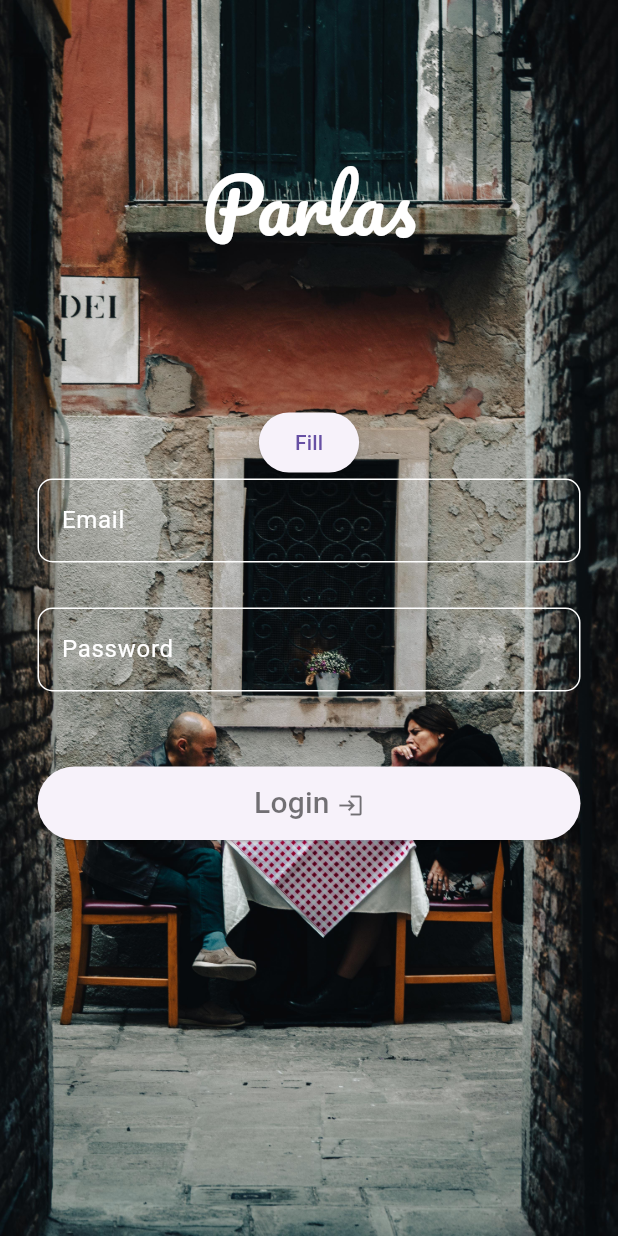
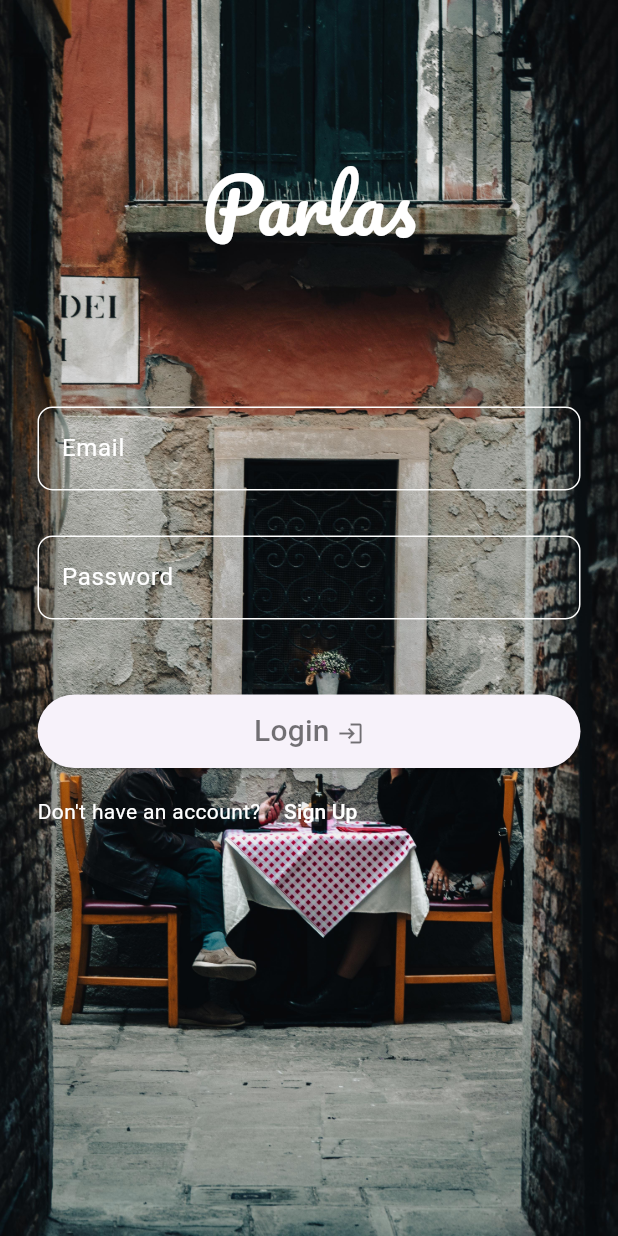
Before and after one commit to GA9BR1/parlas_app, a Flutter app: the screen it shows after launch, on a phone screen of 412 x 824 dp. Run offline on Flutter 3.47's test engine with Material 3 defaults, Android fonts, the light colour scheme and no system bars; our stand-ins replace go_router, google_fonts, like_button, shared_preferences.

Commit message:
Wip implementação tela de signUp

```diff
--- a/lib/login_screen.dart
+++ b/lib/login_screen.dart
@@ -3,6 +3,7 @@ import 'package:go_router/go_router.dart';
 import 'package:google_fonts/google_fonts.dart';
 import 'package:project_study/auth_provider.dart';
 import 'package:provider/provider.dart';
+import 'package:project_study/widgets/text_field.dart' as custom;
 
 class LoginScreen extends StatefulWidget {
   const LoginScreen({super.key});
@@ -42,6 +43,10 @@ class _LoginScreenState extends State<LoginScreen> {
 
   @override
   Widget build(BuildContext context) {
+    precacheImage(
+      const AssetImage("lib/images/login_background.jpg"),
+      context,
+    );
     return Container(
       decoration: const BoxDecoration(
         image: DecorationImage(
@@ -54,6 +59,8 @@ class _LoginScreenState extends State<LoginScreen> {
           body: SingleChildScrollView(
             child: SafeArea(
               child: Center(
+                  child: Container(
+                padding: const EdgeInsets.symmetric(horizontal: 25),
                 child: Column(
                   children: [
                     const SizedBox(height: 100),
@@ -62,59 +69,31 @@ class _LoginScreenState extends State<LoginScreen> {
                             fontSize: 50, color: Colors.white)),
                     const SizedBox(height: 100),
                     Form(
-                      child: Container(
-                    padding: const EdgeInsets.symmetric(horizontal: 25),
                         child: Column(children: [
-                      ElevatedButton(
-                          onPressed: fill, child: const Text("Fill")),
-                      LoginField(
+                      custom.TextField(
                           controller: emailController, hintText: 'Email'),
                       const SizedBox(height: 30),
-                      LoginField(
+                      custom.TextField(
                           controller: passwordController, hintText: 'Password'),
                       const SizedBox(height: 50),
                       LoginButton(signIn: signIn),
-                    ]),
-                  ))
+                    ])),
+                    const SizedBox(height: 5),
+                    Row(
+                      mainAxisAlignment: MainAxisAlignment.start,
+                      children: [
+                        const Text("Don't have an account? ",
+                            style: TextStyle(color: Colors.white)),
+                        TextButton(
+                            onPressed: () => context.go('/signup'),
+                            child: const Text("Sign Up",
+                                style: TextStyle(color: Colors.white))),
                       ],
+                    ),
+                  ],
+                ),
               )),
             ),
-          )),
-    );
-  }
-}
-
-class LoginField extends StatelessWidget {
-  const LoginField({
-    super.key,
-    required this.controller,
-    required this.hintText,
-  });
-
-  final TextEditingController controller;
-  final String hintText;
-
-  @override
-  Widget build(BuildContext context) {
-    return TextFormField(
-      controller: controller,
-      cursorColor: Colors.white,
-      obscureText: hintText == 'Password' ? true : false,
-      style: const TextStyle(
-          color: Colors.white,
-          decoration: TextDecoration.none,
-          decorationThickness: 0),
-      textInputAction: TextInputAction.next,
-      decoration: InputDecoration(
-          hintText: hintText,
-          hintStyle: const TextStyle(color: Colors.white),
-          focusedBorder: const OutlineInputBorder(
-            borderRadius: BorderRadius.all(Radius.circular(10)),
-            borderSide: BorderSide(color: Colors.white),
-          ),
-          enabledBorder: const OutlineInputBorder(
-            borderRadius: BorderRadius.all(Radius.circular(10)),
-            borderSide: BorderSide(color: Colors.white),
           )),
     );
   }
--- a/lib/router.dart
+++ b/lib/router.dart
@@ -2,6 +2,7 @@ import 'package:go_router/go_router.dart';
 import 'package:project_study/auth_provider.dart';
 import 'package:project_study/home_screen.dart';
 import 'package:project_study/login_screen.dart';
+import 'package:project_study/sign_up.dart';
 import 'package:provider/provider.dart';
 import 'package:project_study/settings_screen.dart';
 
@@ -29,6 +30,10 @@ final router = GoRouter(initialLocation: '/home_validation', routes: [
     builder: (context, state) => const LoginScreen(),
   ),
   GoRoute(
+    path: '/signup',
+    builder: (context, state) => SignUpScreen(),
+  ),
+  GoRoute(
       path: '/settings',
       builder: (context, state) => const SettingsScreen(),
       redirect: (context, state) => redirectToLogin(context))
--- /dev/null
+++ b/lib/widgets/text_field.dart
@@ -0,0 +1,37 @@
+import 'package:flutter/material.dart';
+
+class TextField extends StatelessWidget {
+  const TextField({
+    super.key,
+    required this.controller,
+    required this.hintText,
+  });
+
+  final TextEditingController controller;
+  final String hintText;
+
+  @override
+  Widget build(BuildContext context) {
+    return TextFormField(
+      controller: controller,
+      cursorColor: Colors.white,
+      obscureText: hintText == 'Password' ? true : false,
+      style: const TextStyle(
+          color: Colors.white,
+          decoration: TextDecoration.none,
+          decorationThickness: 0),
+      textInputAction: TextInputAction.next,
+      decoration: InputDecoration(
+          hintText: hintText,
+          hintStyle: const TextStyle(color: Colors.white),
+          focusedBorder: const OutlineInputBorder(
+            borderRadius: BorderRadius.all(Radius.circular(10)),
+            borderSide: BorderSide(color: Colors.white),
+          ),
+          enabledBorder: const OutlineInputBorder(
+            borderRadius: BorderRadius.all(Radius.circular(10)),
+            borderSide: BorderSide(color: Colors.white),
+          )),
+    );
+  }
+}
```
Also changed, not shown: lib/sign_up.dart (added, +86 -0 lines), lib/images/signUp_background.jpg (added). Lines whose indentation alone changed are shown as unchanged.
